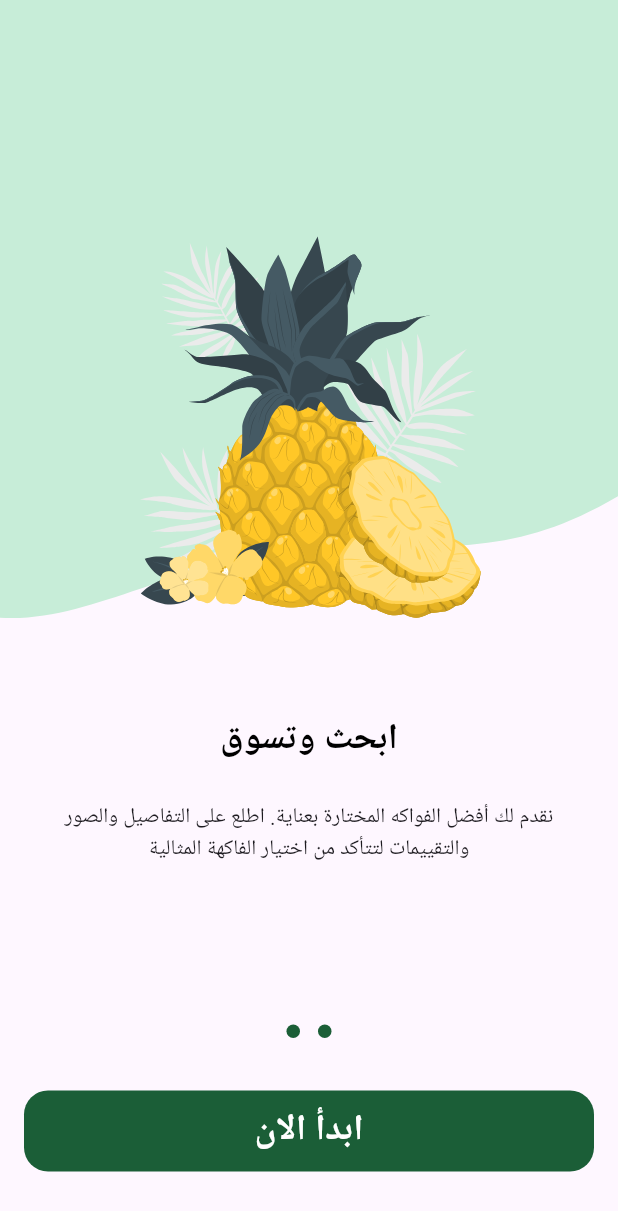
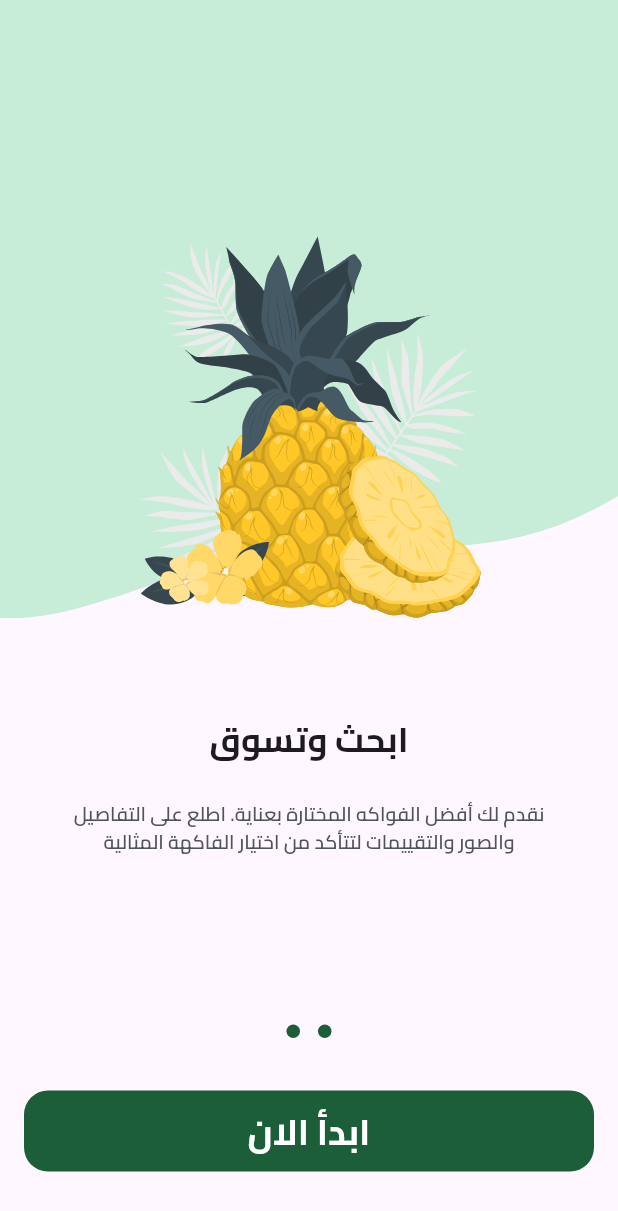
Before and after one commit to khaledahmed88850/fruits_hub, a Flutter app: the screen it shows after launch, swiped to page 2, on a phone screen of 412 x 824 dp. Shown: the top 1211 px of the screen. Run offline on Flutter 3.47's test engine with Material 3 defaults, Android fonts, the phone set to English and light mode, and no system bars; drawn by our look-alikes of dots_indicator; our stand-ins replace flutter_svg.

Commit message:
add font styles

```diff
--- /dev/null
+++ b/lib/core/utils/app_text_styles.dart
@@ -0,0 +1,60 @@
+import 'package:flutter/material.dart';
+
+abstract class Styles {
+  static const TextStyle bold13 = TextStyle(
+    fontSize: 13,
+    fontWeight: FontWeight.bold,
+  );
+  static const TextStyle semiBold13 = TextStyle(
+    fontSize: 13,
+    fontWeight: FontWeight.w600,
+  );
+  static const TextStyle regular13 = TextStyle(
+    fontSize: 13,
+    fontWeight: FontWeight.normal,
+  );
+  static const TextStyle bold16 = TextStyle(
+    fontSize: 16,
+    fontWeight: FontWeight.bold,
+  );
+  static const TextStyle bold19 = TextStyle(
+    fontSize: 19,
+    fontWeight: FontWeight.bold,
+  );
+  static const TextStyle semiBold16 = TextStyle(
+    fontSize: 16,
+    fontWeight: FontWeight.w600,
+  );
+  static const TextStyle bold28 = TextStyle(
+    fontSize: 28,
+    fontWeight: FontWeight.bold,
+  );
+  static const TextStyle bold23 = TextStyle(
+    fontSize: 23,
+    fontWeight: FontWeight.bold,
+  );
+  static const TextStyle regular22 = TextStyle(
+    fontSize: 22,
+    fontWeight: FontWeight.normal,
+  );
+  static const TextStyle semiBold11 = TextStyle(
+    fontSize: 11,
+    fontWeight: FontWeight.w600,
+  );
+  static const TextStyle medium15 = TextStyle(
+    fontSize: 15,
+    fontWeight: FontWeight.w500,
+  );
+  static const TextStyle regular26 = TextStyle(
+    fontSize: 26,
+    fontWeight: FontWeight.normal,
+  );
+  static const TextStyle regular16 = TextStyle(
+    fontSize: 16,
+    fontWeight: FontWeight.normal,
+  );
+   static const TextStyle regular11 = TextStyle(
+    fontSize: 11,
+    fontWeight: FontWeight.normal,
+  );
+}
--- a/lib/features/on_boarding/presentation/views/widgets/on_boarding_page_view.dart
+++ b/lib/features/on_boarding/presentation/views/widgets/on_boarding_page_view.dart
@@ -1,3 +1,5 @@
+import 'package:e_commerce_app/core/utils/app_colors.dart';
+import 'package:e_commerce_app/core/utils/app_text_styles.dart';
 import 'package:e_commerce_app/core/utils/assets.dart';
 import 'package:e_commerce_app/features/on_boarding/presentation/views/widgets/page_view_items.dart';
 import 'package:flutter/material.dart';
@@ -9,7 +11,7 @@ class OnBoardingPageView extends StatelessWidget {
   Widget build(BuildContext context) {
     return PageView(
       controller: pageController,
-      children:const [
+      children: [
         PageViewItems(
             isVisible: true,
             image: Assets.imagesPageViewItemImage1,
@@ -19,9 +21,9 @@ class OnBoardingPageView extends StatelessWidget {
             title:  Row(
               mainAxisAlignment: MainAxisAlignment.center,
               children: [
-                Text('مرحبًا بك في'),
-                Text('HUB'),
-                Text('Fruit'),
+                Text('مرحبًا بك في' , style: Styles.bold23 ,),
+                Text(' HUB' , style:  Styles.bold23.copyWith(color: Color(0xffF4A91F),),),
+                Text('Fruit', style: Styles.bold23.copyWith(color: kPrimaryColor,),),
               ],
             )),
         PageViewItems(
@@ -32,10 +34,7 @@ class OnBoardingPageView extends StatelessWidget {
                 'نقدم لك أفضل الفواكه المختارة بعناية. اطلع على التفاصيل والصور والتقييمات لتتأكد من اختيار الفاكهة المثالية',
             title:  Text(
               'ابحث وتسوق',
-              style: TextStyle(
-                  color: Colors.black,
-                  fontWeight: FontWeight.w700,
-                  fontSize: 24),
+              style: Styles.bold23
             )),
       ],
     );
--- a/lib/features/on_boarding/presentation/views/widgets/page_view_items.dart
+++ b/lib/features/on_boarding/presentation/views/widgets/page_view_items.dart
@@ -1,3 +1,4 @@
+import 'package:e_commerce_app/core/utils/app_text_styles.dart';
 import 'package:flutter/material.dart';
 import 'package:flutter_svg/svg.dart';
 
@@ -36,9 +37,9 @@ class PageViewItems extends StatelessWidget {
                   )),
               Visibility(
                 visible: isVisible ,
-                child: const Padding(
-                  padding: EdgeInsets.symmetric(horizontal: 20, vertical: 30),
-                  child: Text('تخط'),
+                child:  Padding(
+                  padding: const EdgeInsets.symmetric(horizontal: 20, vertical: 30),
+                  child: Text('تخط' , style: Styles.regular13.copyWith(color: Color(0xff949D9E)),),
                 ),
               ),
             ],
@@ -49,7 +50,7 @@ class PageViewItems extends StatelessWidget {
         const SizedBox(height: 24,),
         Padding(
           padding: const EdgeInsets.symmetric(horizontal: 37),
-          child: Text(subTitle , textAlign: TextAlign.center,),
+          child: Text(subTitle  , style: Styles.semiBold13.copyWith(color: Color(0xff4E5556)), textAlign: TextAlign.center,),
         ),
       ],
     );
--- a/lib/main.dart
+++ b/lib/main.dart
@@ -14,6 +14,9 @@ class FruitsHub extends StatelessWidget {
   @override
   Widget build(BuildContext context) {
     return MaterialApp(
+      theme: ThemeData(
+        fontFamily: 'Cairo',
+      ),
       locale: const Locale('ar'),
       debugShowCheckedModeBanner: false,
       localizationsDelegates: const [
```
Also changed, not shown: pubspec.yaml (+11 -11 lines), assets/fonts/Cairo-Bold.ttf (added), assets/fonts/Cairo-Medium.ttf (added), assets/fonts/Cairo-Regular.ttf (added), assets/fonts/Cairo-SemiBold.ttf (added).
